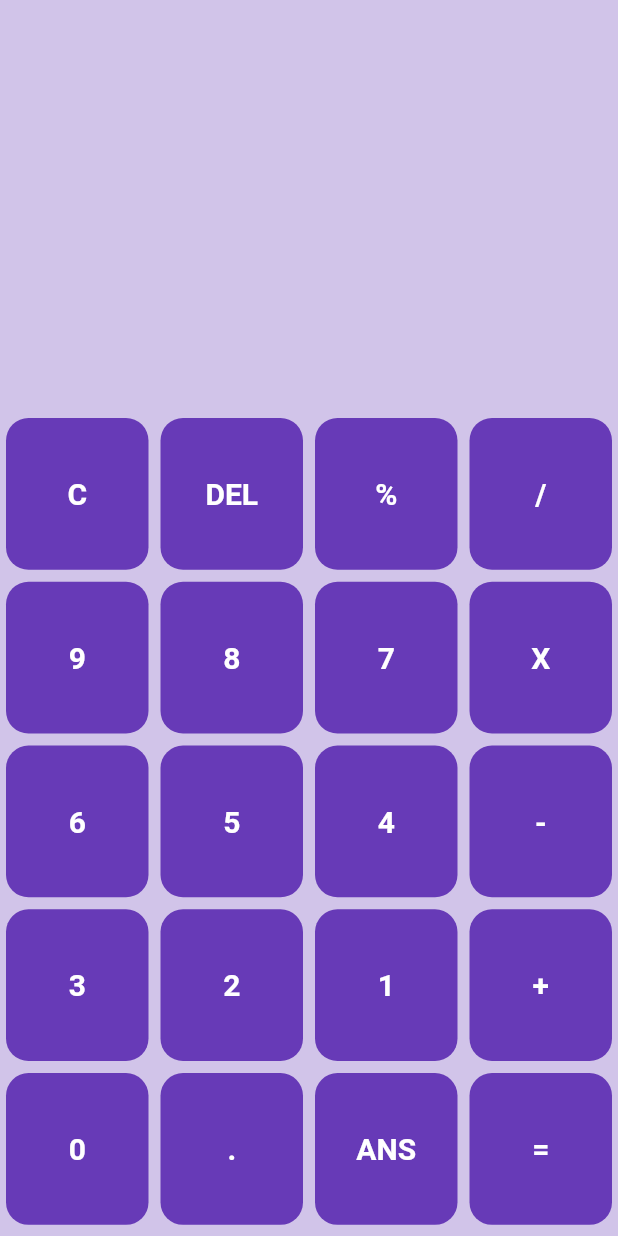
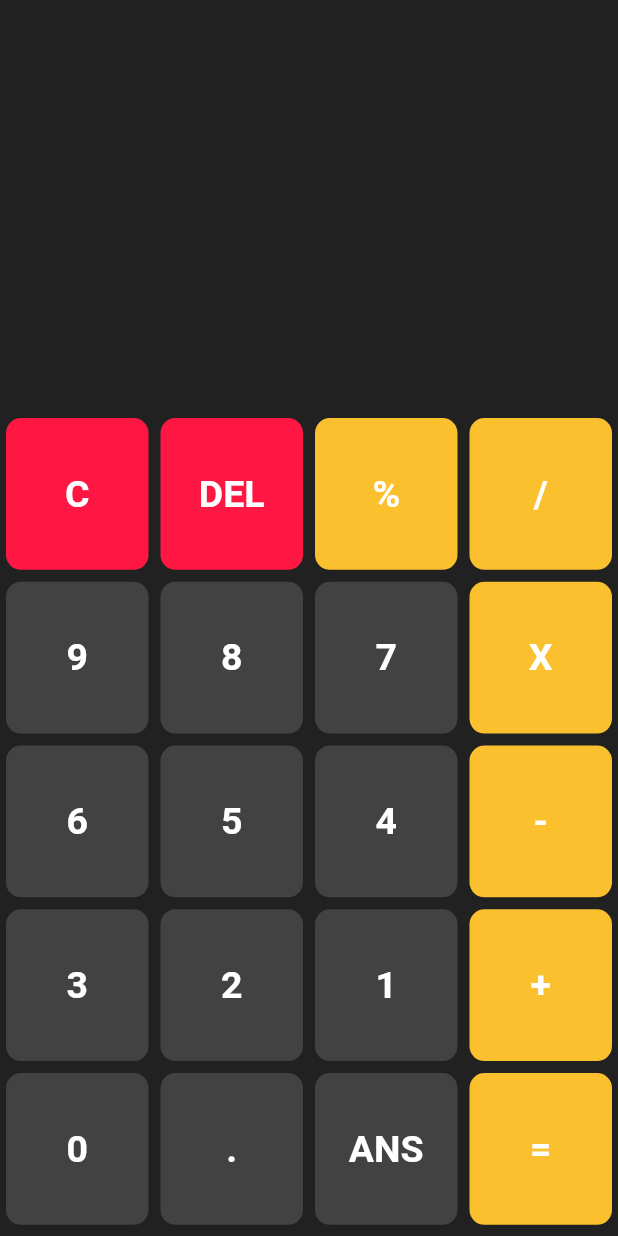
Before and after one commit to Hamdan985/Calculator_UI, a Flutter app: the screen it shows after launch, on a phone screen of 412 x 824 dp. Run offline on Flutter 3.47's test engine with Material 2 defaults, Android fonts, the phone set to English and light mode, and no system bars.

Commit message:
refactor and colours

```diff
--- a/lib/screens/calculator_screen.dart
+++ b/lib/screens/calculator_screen.dart
@@ -33,7 +33,7 @@ class _CalculatorScreenState extends State<CalculatorScreen> {
   @override
   Widget build(BuildContext context) {
     return Scaffold(
-      backgroundColor: Colors.deepPurple[100],
+      backgroundColor: Colors.grey[900],
       body: Column(
         children: <Widget>[
           Expanded(
@@ -49,14 +49,25 @@ class _CalculatorScreenState extends State<CalculatorScreen> {
                 gridDelegate: SliverGridDelegateWithFixedCrossAxisCount(
                   crossAxisCount: 4,
                   childAspectRatio: MediaQuery.of(context).size.width /
-                      (MediaQuery.of(context).size.height * 0.53 ),
+                      (MediaQuery.of(context).size.height * 0.53),
                 ),
                 itemBuilder: (BuildContext context, int index) {
-                  return Button(
+                  if(index == 0 || index == 1){
+                    return Button(
                     buttonText: buttons[index],
-                    color: Colors.deepPurple,
+                    color: Colors.redAccent[400],
                     textColor: Colors.white,
                   );
+                  }
+                  else {
+                    return Button(
+                    buttonText: buttons[index],
+                    color: isOperator(buttons[index])
+                        ? Colors.yellow[700]
+                        : Colors.grey[800],
+                    textColor: Colors.white,
+                  );
+                  }
                 },
               ),
             ),
@@ -65,4 +76,17 @@ class _CalculatorScreenState extends State<CalculatorScreen> {
       ),
     );
   }
+
+  bool isOperator(String buttonText) {
+    if (buttonText == 'X' ||
+        buttonText == '/' ||
+        buttonText == '-' ||
+        buttonText == '+' ||
+        buttonText == '%' ||
+        buttonText == '=') {
+      return true;
+    } else {
+      return false;
+    }
+  }
 }
--- a/lib/widgets/button.dart
+++ b/lib/widgets/button.dart
@@ -9,14 +9,14 @@ class Button extends StatelessWidget {
 
   @override
   Widget build(BuildContext context) {
-    return InkWell(
+    return GestureDetector(
       onTap: () {},
       child: Padding(
         padding: EdgeInsets.all(4.0),
         child: Container(
           padding: EdgeInsets.all(8.0),
           decoration: BoxDecoration(
-            borderRadius: BorderRadius.circular(15.0),
+            borderRadius: BorderRadius.circular(10.0),
             color: color,
           ),
           child: Center(
@@ -24,7 +24,7 @@ class Button extends StatelessWidget {
               buttonText,
               style: TextStyle(
                   color: textColor,
-                  fontSize: 20.0,
+                  fontSize: 25.0,
                   fontWeight: FontWeight.bold),
             ),
           ),
```
